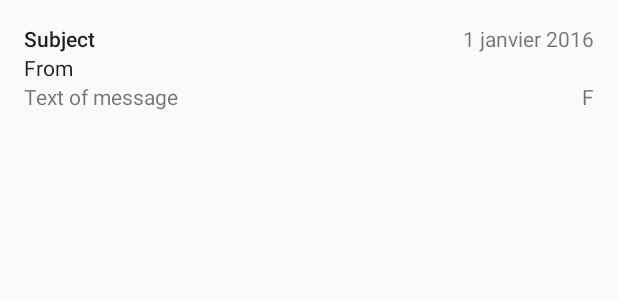
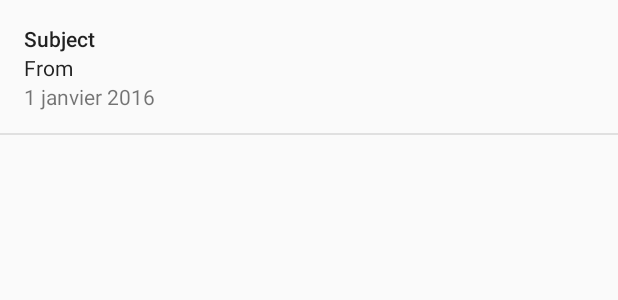
Before and after one commit to f-hj/FruitMail-Android, an Android app: the layout mail_list_row.xml on its own in the app's theme, with its tools: preview values and no code run, on a phone screen of 412 x 824 dp. Shown: the top 300 px of the screen. Run offline under Robolectric (Android 15) with nearby library versions, the phone set to English and light mode, and no system bars.

Commit message:
Update SDK + improvements

```diff
--- a/app/src/main/AndroidManifest.xml
+++ b/app/src/main/AndroidManifest.xml
@@ -17,9 +17,10 @@
             android:theme="@style/AppTheme.NoActionBar">
             <intent-filter>
                 <action android:name="android.intent.action.MAIN" />
-
                 <category android:name="android.intent.category.LAUNCHER" />
             </intent-filter>
+            <meta-data android:name="android.app.shortcuts"
+                android:resource="@xml/shortcuts" />
         </activity>
         <activity
             android:name=".WriteMailActivity"
--- a/app/src/main/java/fr/fruitice/mail/MyFirebaseInstanceIDService.java
+++ b/app/src/main/java/fr/fruitice/mail/MyFirebaseInstanceIDService.java
@@ -1,5 +1,7 @@
 package fr.fruitice.mail;
 
+import android.app.NotificationChannel;
+import android.app.NotificationManager;
 import android.util.Log;
 
 
--- a/app/src/main/res/drawable/white_bottom_bar.xml
+++ b/app/src/main/res/drawable/white_bottom_bar.xml
@@ -1,9 +1,10 @@
 <?xml version="1.0" encoding="utf-8"?>
 <layer-list xmlns:android="http://schemas.android.com/apk/res/android">
+    <item android:drawable="?android:attr/selectableItemBackground" />
     <item android:top="-6dp" android:left="-6dp" android:right="-6dp">
         <shape>
             <solid android:color="#00000000"/>
-            <stroke android:color="#88ffffff" android:width="2dp"/>
+            <stroke android:color="#E0E0E0" android:width="1dp"/>
         </shape>
     </item>
 </layer-list>
--- a/app/src/main/res/layout/mail_list_row.xml
+++ b/app/src/main/res/layout/mail_list_row.xml
@@ -5,7 +5,7 @@
     android:paddingLeft="@dimen/activity_horizontal_margin"
     android:paddingRight="@dimen/activity_horizontal_margin"
     android:paddingTop="@dimen/activity_vertical_margin"
-    android:background="?android:attr/selectableItemBackground"
+    android:background="@drawable/white_bottom_bar"
     android:focusable="true"
     android:clickable="true">
 
@@ -28,27 +28,13 @@
         android:textAppearance="@style/TextAppearance.AppCompat.Body1" />
 
     <TextView
-        android:text="Text of message"
+        android:text="1 janvier 2016"
         android:layout_width="wrap_content"
         android:layout_height="wrap_content"
         android:layout_below="@+id/from"
         android:layout_alignParentStart="true"
-        android:id="@+id/text"
+        android:id="@+id/date"
         android:maxLines="2" />
 
-    <TextView
-        android:text="1 janvier 2016"
-        android:layout_width="wrap_content"
-        android:layout_height="wrap_content"
-        android:layout_alignParentTop="true"
-        android:layout_alignParentEnd="true"
-        android:id="@+id/date" />
 
-    <TextView
-        android:text="F"
-        android:layout_width="wrap_content"
-        android:layout_height="wrap_content"
-        android:layout_alignTop="@+id/text"
-        android:layout_alignParentEnd="true"
-        android:id="@+id/read" />
 </RelativeLayout>
--- a/app/src/main/res/values/colors.xml
+++ b/app/src/main/res/values/colors.xml
@@ -5,4 +5,5 @@
     <color name="colorAccent">#FF4081</color>
     <color name="colorTranslucent">#a2ffffff</color>
     <color name="colorGray">#e0e0e0</color>
+    <color name="colorNormal">#0a64a0</color>
 </resources>
--- a/app/src/main/res/values/strings.xml
+++ b/app/src/main/res/values/strings.xml
@@ -6,4 +6,8 @@
 
     <string name="action_settings">Settings</string>
 
+    <string name="compose">Compose</string>
+    <string name="compose_long">Compose a mail</string>
+    <string name="compose_disabled">Cannot compose</string>
+
 </resources>
--- a/build.gradle
+++ b/build.gradle
@@ -3,19 +3,21 @@
 buildscript {
     repositories {
         jcenter()
+        google()
     }
     dependencies {
-        classpath 'com.android.tools.build:gradle:2.3.2'
+        classpath 'com.android.tools.build:gradle:3.0.1'
 
         // NOTE: Do not place your application dependencies here; they belong
         // in the individual module build.gradle files
-        classpath 'com.google.gms:google-services:3.0.0'
+        classpath 'com.google.gms:google-services:3.1.0'
     }
 }
 
 allprojects {
     repositories {
         jcenter()
+        google()
     }
 }
 
```
Also changed, not shown: app/build.gradle (+12 -10 lines), app/src/main/java/fr/fruitice/mail/MailAdapter.java (+0 -8 lines), app/src/main/java/fr/fruitice/mail/MainActivity.java (+37 -7 lines), app/src/main/java/fr/fruitice/mail/MyFirebaseMessagingService.java (+36 -16 lines), app/src/main/java/fr/fruitice/mail/NotificationSender.java (added, +44 -0 lines), app/src/main/res/drawable/ic_create_black_24dp.xml (added, +9 -0 lines), app/src/main/res/xml/shortcuts.xml (added, +19 -0 lines), gradle/wrapper/gradle-wrapper.properties.
